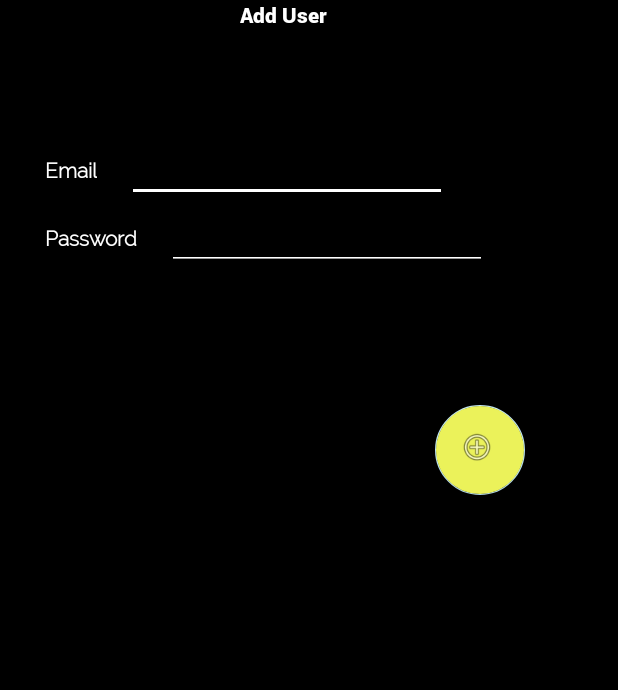
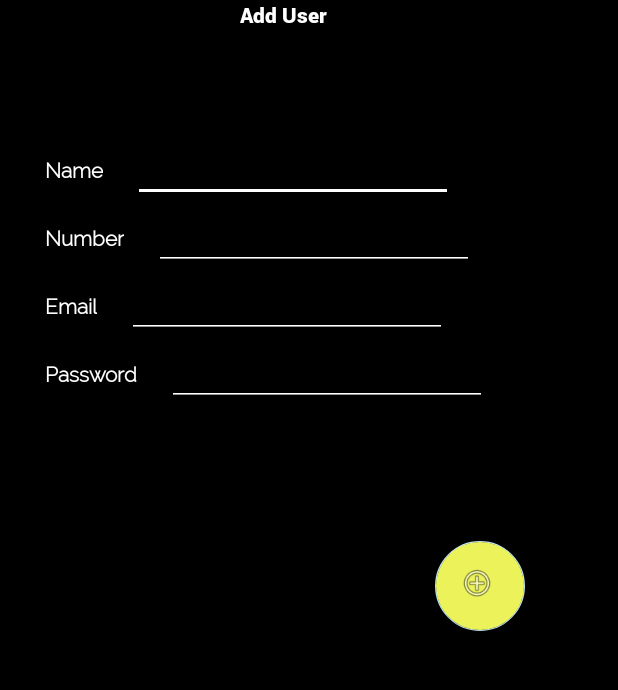
Before and after one commit to caoimhemalone/SoftwareProject, an Android app: the Register screen opened directly, with no data from a screen before it, on a phone screen of 412 x 824 dp, the part 147-837 px from its top. Run offline under Robolectric (Android 15) with nearby library versions, the phone set to English and light mode, and no system bars; our stand-ins replace Firebase (no records; nobody signed in at launch, a user with empty details on screens opened directly).

Commit message:
text fields added for firebase database

```diff
--- a/SoftwareProjectAndroid/app/src/main/java/com/example/caoimhemalone/amazonaws/softwareproject/Register.java
+++ b/SoftwareProjectAndroid/app/src/main/java/com/example/caoimhemalone/amazonaws/softwareproject/Register.java
@@ -32,7 +32,7 @@ public class Register extends AppCompatActivity {
         setContentView(R.layout.register_content);
         txtEmailReg = findViewById(R.id.auEmailET);
         txtPasswordReg = findViewById(R.id.auPwordET);
-        txtConfirmPasswordReg = findViewById(R.id.auConPwordET);
+        //txtConfirmPasswordReg = findViewById(R.id.auConPwordET);
         txtNumberReg = findViewById(R.id.auNumET);
         txtNameReg = findViewById(R.id.auNameET);
         firebaseAuth = FirebaseAuth.getInstance();
--- a/SoftwareProjectAndroid/app/src/main/res/layout/register_content.xml
+++ b/SoftwareProjectAndroid/app/src/main/res/layout/register_content.xml
@@ -39,67 +39,67 @@
             android:layout_marginBottom="70dp"
             />
 
-        <!--<LinearLayout-->
-            <!--android:layout_width="wrap_content"-->
-            <!--android:layout_height="wrap_content"-->
-            <!--android:orientation="horizontal"-->
-            <!--android:id="@+id/nameLayout">-->
+        <LinearLayout
+            android:layout_width="wrap_content"
+            android:layout_height="wrap_content"
+            android:orientation="horizontal"
+            android:id="@+id/nameLayout">
 
-            <!--<TextView-->
-                <!--android:id="@+id/auNameTV"-->
-                <!--android:layout_width="match_parent"-->
-                <!--android:layout_height="wrap_content"-->
-                <!--android:text="@string/name"-->
-                <!--android:layout_marginLeft="30dp"-->
-                <!--android:textColor="@color/white"-->
-                <!--android:fontFamily="@font/ralewaylight"-->
-                <!--android:textStyle="bold"/>-->
+            <TextView
+                android:id="@+id/auNameTV"
+                android:layout_width="match_parent"
+                android:layout_height="wrap_content"
+                android:text="@string/name"
+                android:layout_marginLeft="30dp"
+                android:textColor="@color/white"
+                android:fontFamily="@font/ralewaylight"
+                android:textStyle="bold"/>
 
-            <!--<EditText-->
-                <!--android:id="@+id/auNameET"-->
-                <!--android:layout_width="wrap_content"-->
-                <!--android:layout_height="wrap_content"-->
-                <!--android:layout_weight="1"-->
-                <!--android:layout_marginLeft="20dp"-->
-                <!--android:ems="10"-->
-                <!--android:inputType="textPersonName"-->
-                <!--android:backgroundTint="@color/white"-->
-                <!--android:textColor="@color/white"-->
-                <!--/>-->
+            <EditText
+                android:id="@+id/auNameET"
+                android:layout_width="wrap_content"
+                android:layout_height="wrap_content"
+                android:layout_weight="1"
+                android:layout_marginLeft="20dp"
+                android:ems="10"
+                android:inputType="textPersonName"
+                android:backgroundTint="@color/white"
+                android:textColor="@color/white"
+                />
 
 
-        <!--</LinearLayout>-->
+        </LinearLayout>
 
-        <!--<LinearLayout-->
-            <!--android:layout_width="wrap_content"-->
-            <!--android:layout_height="wrap_content"-->
-            <!--android:orientation="horizontal"-->
-            <!--android:id="@+id/numberLayout">-->
+        <LinearLayout
+            android:layout_width="wrap_content"
+            android:layout_height="wrap_content"
+            android:orientation="horizontal"
+            android:id="@+id/numberLayout">
 
-            <!--<TextView-->
-                <!--android:id="@+id/auNumTV"-->
-                <!--android:layout_width="match_parent"-->
-                <!--android:layout_height="wrap_content"-->
-                <!--android:text="@string/number"-->
-                <!--android:layout_marginLeft="30dp"-->
-                <!--android:textColor="@color/white"-->
-                <!--android:fontFamily="@font/ralewaylight"-->
-                <!--android:textStyle="bold"/>-->
+            <TextView
+                android:id="@+id/auNumTV"
+                android:layout_width="match_parent"
+                android:layout_height="wrap_content"
+                android:text="@string/number"
+                android:layout_marginLeft="30dp"
+                android:textColor="@color/white"
+                android:fontFamily="@font/ralewaylight"
+                android:textStyle="bold"/>
 
-            <!--<EditText-->
-                <!--android:id="@+id/auNumET"-->
-                <!--android:layout_width="wrap_content"-->
-                <!--android:layout_height="wrap_content"-->
-                <!--android:layout_weight="1"-->
-                <!--android:layout_marginLeft="20dp"-->
-                <!--android:ems="10"-->
-                <!--android:inputType="text|number"-->
-                <!--android:backgroundTint="@color/white"-->
-                <!--android:textColor="@color/white"-->
-                <!--/>-->
+            <EditText
+                android:id="@+id/auNumET"
+                android:layout_width="wrap_content"
+                android:layout_height="wrap_content"
+                android:layout_weight="1"
+                android:layout_marginLeft="20dp"
+                android:ems="10"
+                android:inputType="text|number"
+                android:backgroundTint="@color/white"
+                android:textColor="@color/white"
+                />
 
 
-        <!--</LinearLayout>-->
+        </LinearLayout>
 
 
         <LinearLayout
```
Also changed, not shown: SoftwareProjectAndroid/app/src/main/java/com/example/caoimhemalone/amazonaws/softwareproject/Login.java (+20 -20 lines), SoftwareProjectAndroid/app/src/main/java/com/example/caoimhemalone/amazonaws/softwareproject/MainActivity.java (+6 -6 lines), SoftwareProjectAndroid/app/src/main/res/layout/login_content.xml (+6 -6 lines).
